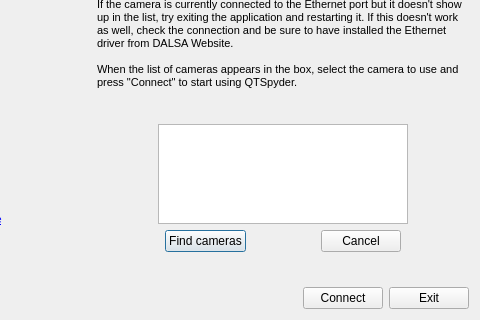
The window that wizard_2.ui (DRDSoftware/QTSpyder) describes before a commit, drawn with Qt 5; both pictures show x 160 to 640 and y 160 to 480 of the 640 by 480 pixel window.
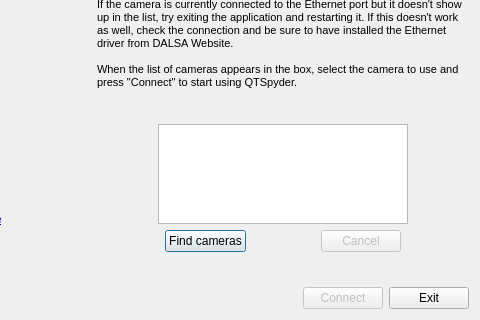
The same window after the commit. Icons and pictures are not drawn.

Commit message: Set the default values of the buttons of the second pass of the Connection Wizard

The edit to the form file:
```diff
--- a/wizard_2.ui
+++ b/wizard_2.ui
@@ -278,6 +278,9 @@
            </item>
            <item>
             <widget class="QPushButton" name="wizard2Cancel">
+             <property name="enabled">
+              <bool>false</bool>
+             </property>
              <property name="locale">
               <locale language="English" country="UnitedStates"/>
              </property>
@@ -377,6 +380,9 @@
        </item>
        <item>
         <widget class="QPushButton" name="wizard2Connect">
+         <property name="enabled">
+          <bool>false</bool>
+         </property>
          <property name="text">
           <string>Connect</string>
          </property>
```
